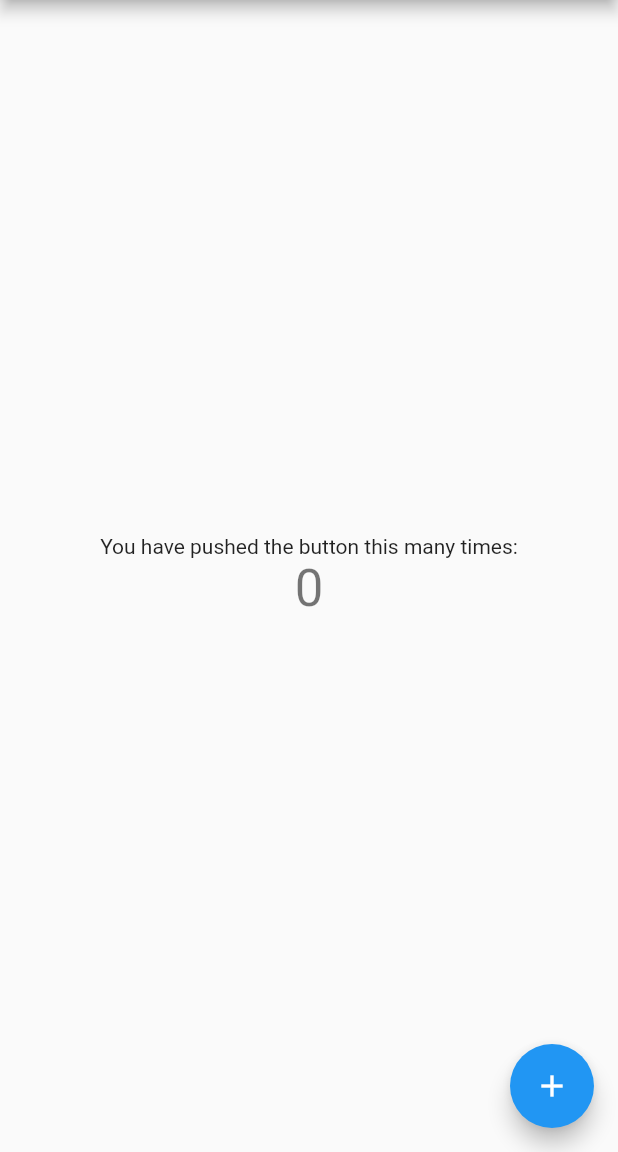
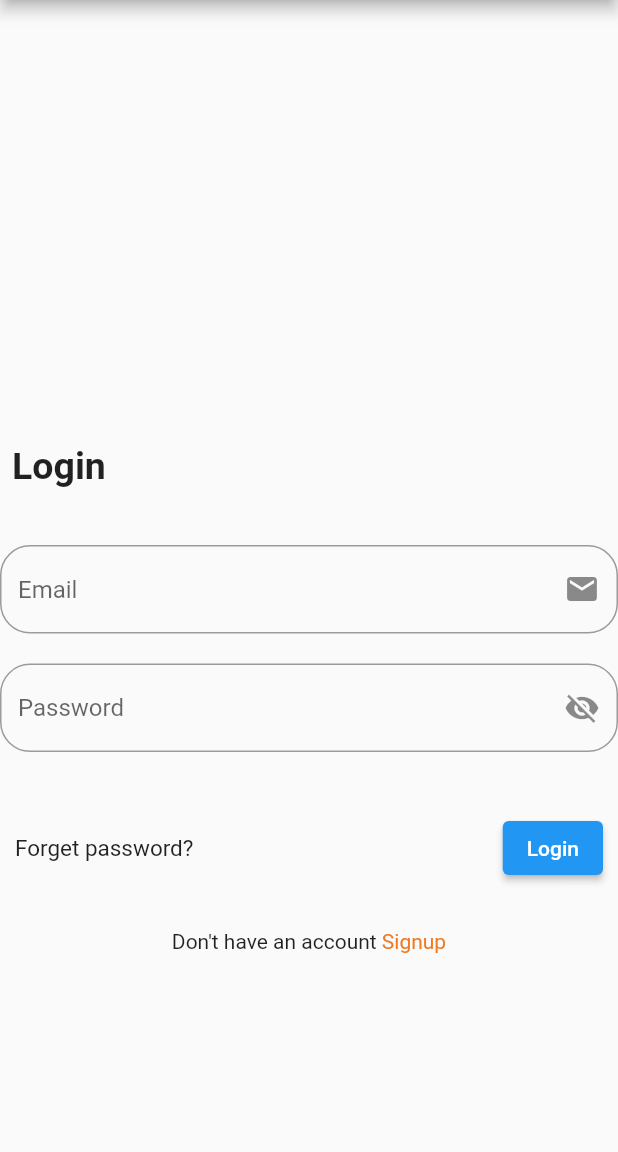
Before and after one commit to JAMunDo/Blinkathon, a Flutter app: the screen it shows after launch, on a phone screen of 412 x 824 dp, the part 84-1236 px from its top. Run offline on Flutter 3.47's test engine with Material 2 defaults, Android fonts, the phone set to English and light mode, and no system bars.

Commit message:
Login page, Sign up page and drawer implemented.

```diff
--- a/lib/main.dart
+++ b/lib/main.dart
@@ -1,8 +1,9 @@
 import 'package:flutter/material.dart';
 import 'package:http/http.dart' as http;
+import 'package:my_app/widgets/nav-drawer.dart';
 
 void main() {
-  runApp(MyApp());
+  runApp(MaterialApp(home:MyApp()));
 }
 
 class MyApp extends StatelessWidget {
@@ -47,68 +48,212 @@ class MyHomePage extends StatefulWidget {
 }
 
 class _MyHomePageState extends State<MyHomePage> {
-  int _counter = 0;
-
-  void _incrementCounter() {
-    setState(() {
-      // This call to setState tells the Flutter framework that something has
-      // changed in this State, which causes it to rerun the build method below
-      // so that the display can reflect the updated values. If we changed
-      // _counter without calling setState(), then the build method would not be
-      // called again, and so nothing would appear to happen.
-      _counter++;
-    });
-  }
 
   @override
   Widget build(BuildContext context) {
-    // This method is rerun every time setState is called, for instance as done
-    // by the _incrementCounter method above.
-    //
-    // The Flutter framework has been optimized to make rerunning build methods
-    // fast, so that you can just rebuild anything that needs updating rather
-    // than having to individually change instances of widgets.
+    double width=MediaQuery.of(context).size.width;
+    double height=MediaQuery.of(context).size.height;
     return Scaffold(
       appBar: AppBar(
         // Here we take the value from the MyHomePage object that was created by
         // the App.build method, and use it to set our appbar title.
         title: Text(widget.title),
       ),
-      body: Center(
-        // Center is a layout widget. It takes a single child and positions it
-        // in the middle of the parent.
-        child: Column(
-          // Column is also a layout widget. It takes a list of children and
-          // arranges them vertically. By default, it sizes itself to fit its
-          // children horizontally, and tries to be as tall as its parent.
-          //
-          // Invoke "debug painting" (press "p" in the console, choose the
-          // "Toggle Debug Paint" action from the Flutter Inspector in Android
-          // Studio, or the "Toggle Debug Paint" command in Visual Studio Code)
-          // to see the wireframe for each widget.
-          //
-          // Column has various properties to control how it sizes itself and
-          // how it positions its children. Here we use mainAxisAlignment to
-          // center the children vertically; the main axis here is the vertical
-          // axis because Columns are vertical (the cross axis would be
-          // horizontal).
-          mainAxisAlignment: MainAxisAlignment.center,
-          children: <Widget>[
-            Text(
-              'You have pushed the button this many times:',
-            ),
-            Text(
-              '$_counter',
-              style: Theme.of(context).textTheme.headline4,
-            ),
-          ],
+      body: Container(
+        height:height,
+        width:width,
+        child: SingleChildScrollView(
+         child:Column(
+           mainAxisAlignment: MainAxisAlignment.center,
+           children: [
+             Container(
+               width: width,
+               height:height*0.35,
+             ),
+             Padding(
+               padding: const EdgeInsets.all(8.0),
+               child: Row(
+                 mainAxisAlignment: MainAxisAlignment.start,
+                 children: [
+                   Center(
+                   child: Text('Login',style: TextStyle(fontSize: 25.0,fontWeight: FontWeight.bold),),
+                   ),
+                 ],
+               ),
+             ),
+            SizedBox(height: 30.0,),
+             TextField(
+                decoration: InputDecoration(
+                hintText: 'Email',
+                suffixIcon: Icon(Icons.email),
+                border: OutlineInputBorder(
+                borderRadius: BorderRadius.circular(20.0),
+                ),
+                ),
+             ),
+    SizedBox(height: 20.0,),
+    TextField(
+    obscureText: true,
+    decoration: InputDecoration(
+    hintText: 'Password',
+    suffixIcon: Icon(Icons.visibility_off),
+    border: OutlineInputBorder(
+    borderRadius: BorderRadius.circular(20.0),
+    ),
+    ),
+    ),
+    SizedBox(height: 30.0,),
+    Padding(
+    padding: const EdgeInsets.all(10.0),
+    child: Row(
+    mainAxisAlignment: MainAxisAlignment.spaceBetween,
+    children: [
+    Text('Forget password?',style: TextStyle(fontSize: 15.0),),
+    ElevatedButton(onPressed: (){
+      Navigator.push(context, MaterialPageRoute(builder: (context)=>Landing()));
+    }, child: Text('Login'))
+           ],
+      ),
+      ), // This trailing comma makes auto-formatting nicer for build methods.
+             SizedBox(height:20.0),
+             GestureDetector(
+               onTap: (){
+                 Navigator.push(context, MaterialPageRoute(builder: (context)=>SignUp()));
+               },
+               child: Text.rich(
+                 TextSpan(
+                     text: 'Don\'t have an account ',
+                     children: [
+                       TextSpan(
+                         text: 'Signup',
+                         style: TextStyle(
+                             color: Color(0xffEE7B23)
+                         ),
+                       ),
+                     ]
+                 ),
+               ),
+             ),
+
+
+           ],
+         ),
         ),
       ),
-      floatingActionButton: FloatingActionButton(
-        onPressed: _incrementCounter,
-        tooltip: 'Increment',
-        child: Icon(Icons.add),
-      ), // This trailing comma makes auto-formatting nicer for build methods.
     );
   }
 }
+
+class SignUp extends StatefulWidget {
+  @override
+  _SignUpState createState() => _SignUpState();
+}
+
+class _SignUpState extends State<SignUp> {
+  @override
+  Widget build(BuildContext context) {
+    double width=MediaQuery.of(context).size.width;
+    double height=MediaQuery.of(context).size.height;
+    return Scaffold(
+      body: Container(
+        height: height,
+        width: width,
+        child: SingleChildScrollView(
+          child: Column(
+            mainAxisAlignment: MainAxisAlignment.center,
+            children: [
+              Container(
+                width: width,
+                height: height*0.45,
+               // child: Image.asset('assets/play.png',fit: BoxFit.fill,),
+              ),
+              Padding(
+                padding: const EdgeInsets.all(8.0),
+                child: Row(
+                  mainAxisAlignment: MainAxisAlignment.start,
+                  children: [
+                    Text('Signup',style: TextStyle(fontSize: 25.0,fontWeight: FontWeight.bold),),
+                  ],
+                ),
+              ),
+              SizedBox(height: 30.0,),
+              TextField(
+                decoration: InputDecoration(
+                  hintText: 'Email',
+                  suffixIcon: Icon(Icons.email),
+                ),
+              ),
+              SizedBox(height: 20.0,),
+              TextField(
+                obscureText: true,
+                decoration: InputDecoration(
+                  hintText: 'Password',
+                  suffixIcon: Icon(Icons.visibility_off),
+                  border: OutlineInputBorder(
+                    borderRadius: BorderRadius.circular(20.0),
+                  ),
+                ),
+              ),
+              SizedBox(height: 30.0,),
+              Padding(
+                padding: const EdgeInsets.all(10.0),
+                child: Row(
+                  mainAxisAlignment: MainAxisAlignment.spaceBetween,
+                  children: [
+                    Text('Forget password?',style: TextStyle(fontSize: 12.0),),
+                    RaisedButton(
+                      child: Text('Signup'),
+                      color: Color(0xffEE7B23),
+                      onPressed: (){},
+                    ),
+                  ],
+                ),
+              ),
+              SizedBox(height:20.0),
+              GestureDetector(
+                onTap: (){
+                  Navigator.push(context, MaterialPageRoute(builder: (context)=>MyApp()));
+                },
+                child: Text.rich(
+                  TextSpan(
+                      text: 'Already have an account',
+                      children: [
+                        TextSpan(
+                          text: 'Signin',
+                          style: TextStyle(
+                              color: Color(0xffEE7B23)
+                          ),
+                        ),
+                      ]
+                  ),
+                ),
+              ),
+
+
+            ],
+          ),
+        ),
+      ),
+    );
+  }
+}
+
+class Landing extends StatefulWidget {
+  @override
+  _LandingState createState() => _LandingState();
+}
+
+class _LandingState  extends State<Landing>{
+  @override
+  Widget build(BuildContext context) {
+    return Scaffold(
+      drawer: NavDrawer(),
+      appBar: AppBar(
+        title: Text('Side menu'),
+      ),
+      body: Center(
+        child: Text('Side Menu Tutorial'),
+      ),
+    );
+  }
+}
```
Also changed, not shown: lib/widgets/nav-drawer.dart (added, +43 -0 lines), pubspec.lock, 1 other file.
